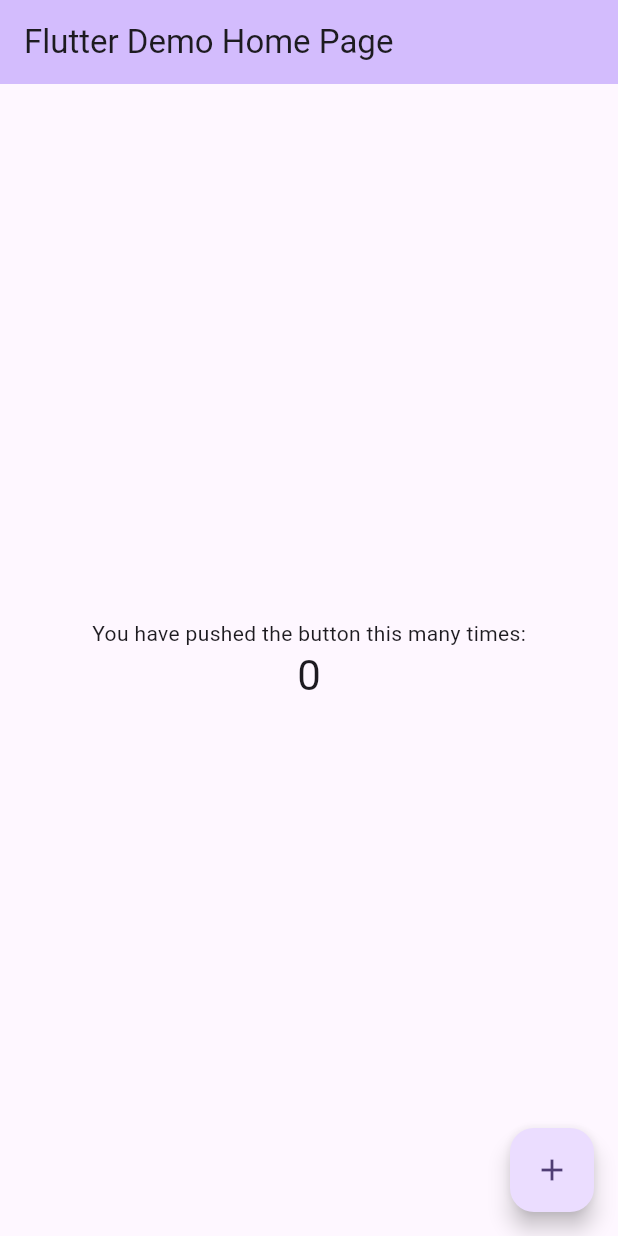
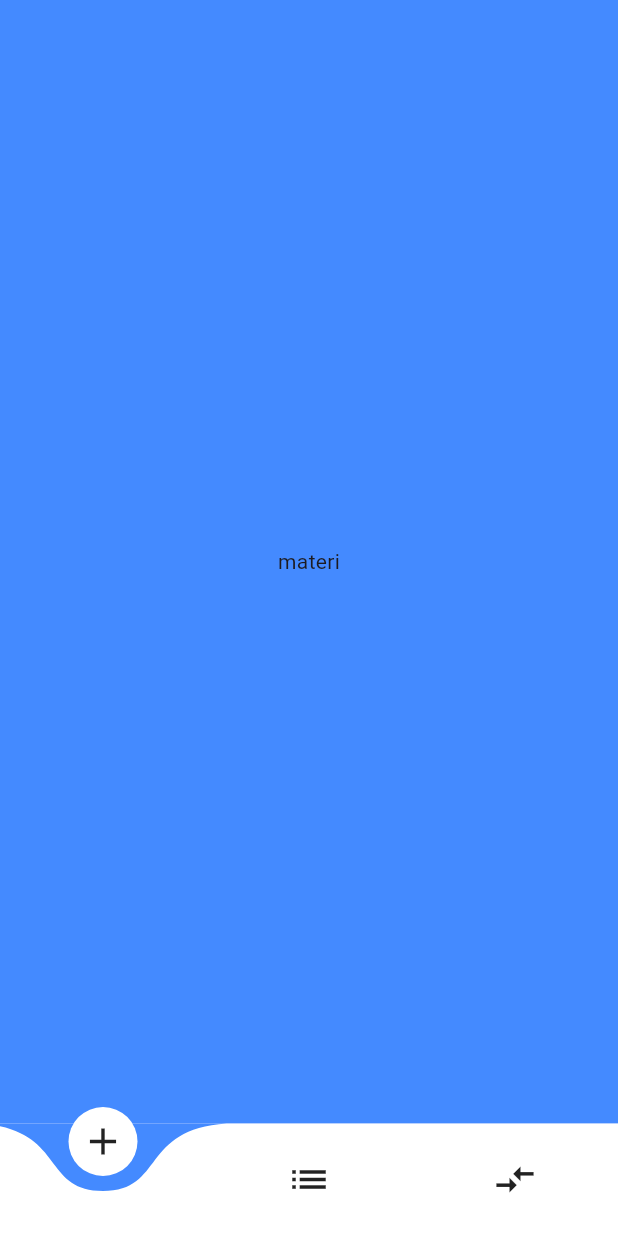
Before and after one commit to LearnProgrammingDev/project_psb_flutterr_apps_media_pembelajaran, a Flutter app: the screen it shows after launch, on a phone screen of 412 x 824 dp. Run offline on Flutter 3.47's test engine with Material 3 defaults, Android fonts, the phone set to English and light mode, and no system bars; drawn by our look-alikes of curved_navigation_bar.

```diff
--- /dev/null
+++ b/lib/Screen/bantuan.dart
@@ -0,0 +1,10 @@
+import 'package:flutter/material.dart';
+
+class Bantuan extends StatelessWidget {
+  const Bantuan({super.key});
+
+  @override
+  Widget build(BuildContext context) {
+    return Scaffold(body: const Center(child: Text('bantuan')));
+  }
+}
--- /dev/null
+++ b/lib/Screen/materi.dart
@@ -0,0 +1,13 @@
+import 'package:flutter/material.dart';
+
+class Materi extends StatelessWidget {
+  const Materi({super.key});
+
+  @override
+  Widget build(BuildContext context) {
+    return Scaffold(
+      backgroundColor: Colors.blueAccent,
+      body: const Center(child: Text('materi')),
+    );
+  }
+}
--- /dev/null
+++ b/lib/Screen/profile.dart
@@ -0,0 +1,10 @@
+import 'package:flutter/material.dart';
+
+class Profile extends StatelessWidget {
+  const Profile({super.key});
+
+  @override
+  Widget build(BuildContext context) {
+    return Scaffold(body: Center(child: Image.asset('assets/profile.png')));
+  }
+}
--- a/lib/main.dart
+++ b/lib/main.dart
@@ -1,4 +1,5 @@
 import 'package:flutter/material.dart';
+import 'package:project_splashscreen/navigation.dart';
 
 void main() {
   runApp(const MyApp());
@@ -10,113 +11,6 @@ class MyApp extends StatelessWidget {
   // This widget is the root of your application.
   @override
   Widget build(BuildContext context) {
-    return MaterialApp(
-      title: 'demo splash screen',
-      theme: ThemeData(
-        // This is the theme of your application.
-        //
-        // TRY THIS: Try running your application with "flutter run". You'll see
-        // the application has a purple toolbar. Then, without quitting the app,
-        // try changing the seedColor in the colorScheme below to Colors.green
-        // and then invoke "hot reload" (save your changes or press the "hot
-        // reload" button in a Flutter-supported IDE, or press "r" if you used
-        // the command line to start the app).
-        //
-        // Notice that the counter didn't reset back to zero; the application
-        // state is not lost during the reload. To reset the state, use hot
-        // restart instead.
-        //
-        // This works for code too, not just values: Most code changes can be
-        // tested with just a hot reload.
-        colorScheme: ColorScheme.fromSeed(seedColor: Colors.deepPurple),
-      ),
-      home: const MyHomePage(title: 'Flutter Demo Home Page'),
-    );
+    return MaterialApp(title: 'demo splash screen', home: const BottomNavBar());
   }
 }
-
-class MyHomePage extends StatefulWidget {
-  const MyHomePage({super.key, required this.title});
-
-  // This widget is the home page of your application. It is stateful, meaning
-  // that it has a State object (defined below) that contains fields that affect
-  // how it looks.
-
-  // This class is the configuration for the state. It holds the values (in this
-  // case the title) provided by the parent (in this case the App widget) and
-  // used by the build method of the State. Fields in a Widget subclass are
-  // always marked "final".
-
-  final String title;
-
-  @override
-  State<MyHomePage> createState() => _MyHomePageState();
-}
-
-class _MyHomePageState extends State<MyHomePage> {
-  int _counter = 0;
-
-  void _incrementCounter() {
-    setState(() {
-      // This call to setState tells the Flutter framework that something has
-      // changed in this State, which causes it to rerun the build method below
-      // so that the display can reflect the updated values. If we changed
-      // _counter without calling setState(), then the build method would not be
-      // called again, and so nothing would appear to happen.
-      _counter++;
-    });
-  }
-
-  @override
-  Widget build(BuildContext context) {
-    // This method is rerun every time setState is called, for instance as done
-    // by the _incrementCounter method above.
-    //
-    // The Flutter framework has been optimized to make rerunning build methods
-    // fast, so that you can just rebuild anything that needs updating rather
-    // than having to individually change instances of widgets.
-    return Scaffold(
-      appBar: AppBar(
-        // TRY THIS: Try changing the color here to a specific color (to
-        // Colors.amber, perhaps?) and trigger a hot reload to see the AppBar
-        // change color while the other colors stay the same.
-        backgroundColor: Theme.of(context).colorScheme.inversePrimary,
-        // Here we take the value from the MyHomePage object that was created by
-        // the App.build method, and use it to set our appbar title.
-        title: Text(widget.title),
-      ),
-      body: Center(
-        // Center is a layout widget. It takes a single child and positions it
-        // in the middle of the parent.
-        child: Column(
-          // Column is also a layout widget. It takes a list of children and
-          // arranges them vertically. By default, it sizes itself to fit its
-          // children horizontally, and tries to be as tall as its parent.
-          //
-          // Column has various properties to control how it sizes itself and
-          // how it positions its children. Here we use mainAxisAlignment to
-          // center the children vertically; the main axis here is the vertical
-          // axis because Columns are vertical (the cross axis would be
-          // horizontal).
-          //
-          // TRY THIS: Invoke "debug painting" (choose the "Toggle Debug Paint"
-          // action in the IDE, or press "p" in the console), to see the
-          // wireframe for each widget.
-          mainAxisAlignment: MainAxisAlignment.center,
-          children: <Widget>[
-            const Text('You have pushed the button this many times:'),
-            Text(
-              '$_counter',
-              style: Theme.of(context).textTheme.headlineMedium,
-            ),
-          ],
-        ),
-      ),
-      floatingActionButton: FloatingActionButton(
-        onPressed: _incrementCounter,
-        tooltip: 'Increment',
-        child: const Icon(Icons.add),
-      ), // This trailing comma makes auto-formatting nicer for build methods.
-    );
-  }
-}
--- /dev/null
+++ b/lib/navigation.dart
@@ -0,0 +1,41 @@
+import 'package:flutter/material.dart';
+import 'package:curved_navigation_bar/curved_navigation_bar.dart';
+import 'package:project_splashscreen/Screen/materi.dart';
+import 'package:project_splashscreen/Screen/bantuan.dart';
+import 'package:project_splashscreen/Screen/profile.dart';
+
+class BottomNavBar extends StatefulWidget {
+  const BottomNavBar({super.key});
+
+  @override
+  State<BottomNavBar> createState() => _BottomNavBarState();
+}
+
+class _BottomNavBarState extends State<BottomNavBar> {
+  List screens = [const Materi(), const Bantuan(), const Profile()];
+
+  int _intpage = 0;
+
+  @override
+  Widget build(BuildContext context) {
+    return Scaffold(
+      bottomNavigationBar: CurvedNavigationBar(
+        index: _intpage,
+        backgroundColor: Colors.blueAccent,
+        items: <Widget>[
+          Icon(Icons.add, size: 30),
+          Icon(Icons.list, size: 30),
+          Icon(Icons.compare_arrows, size: 30),
+        ],
+
+        onTap: (index) {
+          //Handle button tap
+          setState(() {
+            _intpage = index;
+          });
+        },
+      ),
+      body: screens[_intpage],
+    );
+  }
+}
```
Also changed, not shown: pubspec.yaml (+5 -4 lines), assets/profile.png (added), pubspec.lock.
